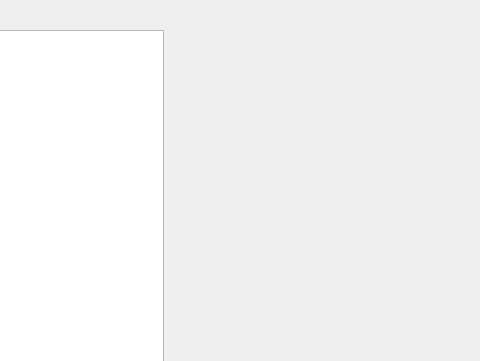
Old version of the form MusicPlayer/mainwindow.ui in the repository yongjiezhu1998/MusicPlayer; both pictures show x 102 to 582 and y 0 to 361 of the 800 by 600 pixel window.
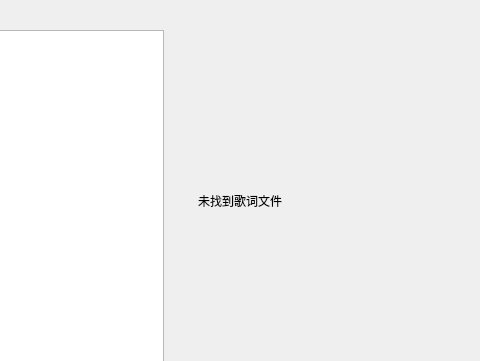
New version of the form. Custom widgets are drawn as their Qt base class.

Commit message: 增加歌词相关功能

What changed in the file:
```diff
--- a/MusicPlayer/mainwindow.ui
+++ b/MusicPlayer/mainwindow.ui
@@ -372,6 +372,19 @@
      </size>
     </property>
    </widget>
+   <widget class="QLabel" name="lyricLabel">
+    <property name="geometry">
+     <rect>
+      <x>300</x>
+      <y>30</y>
+      <width>381</width>
+      <height>341</height>
+     </rect>
+    </property>
+    <property name="text">
+     <string>未找到歌词文件</string>
+    </property>
+   </widget>
   </widget>
   <widget class="QMenuBar" name="menubar">
    <property name="geometry">
```
The commit also changes 3 other files.
